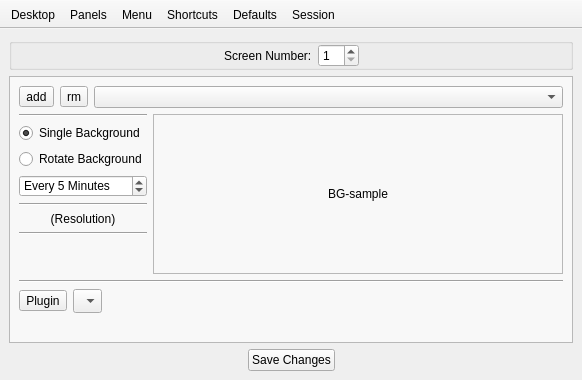
The window that lumina/lumina-config/mainUI.ui (trueos/pcbsd) describes before a commit, drawn with Qt 5.
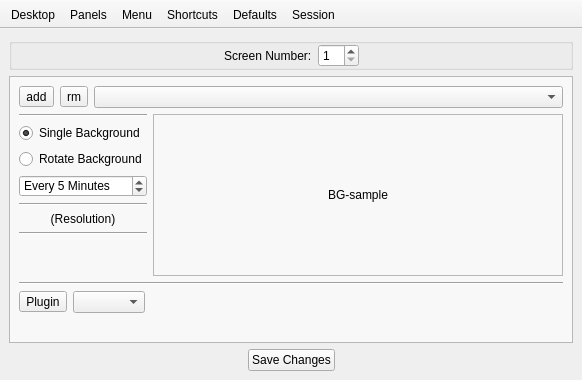
The same window after the commit. The open tabs and pages were chosen to show the change.

Commit message: Get the desktop plugin addition system working. Also add (and comment out) the sample desktop plugin from the plugin listings.

What changed in the file:
```diff
--- a/lumina/lumina-config/mainUI.ui
+++ b/lumina/lumina-config/mainUI.ui
@@ -257,7 +257,7 @@
           <item>
            <widget class="QComboBox" name="combo_desk_plugs">
             <property name="sizeAdjustPolicy">
-             <enum>QComboBox::AdjustToMinimumContentsLengthWithIcon</enum>
+             <enum>QComboBox::AdjustToContents</enum>
             </property>
            </widget>
           </item>
```
Left out of the diff: 4 changed lines with no effect on the pictures. The commit also changes 2 other files.
